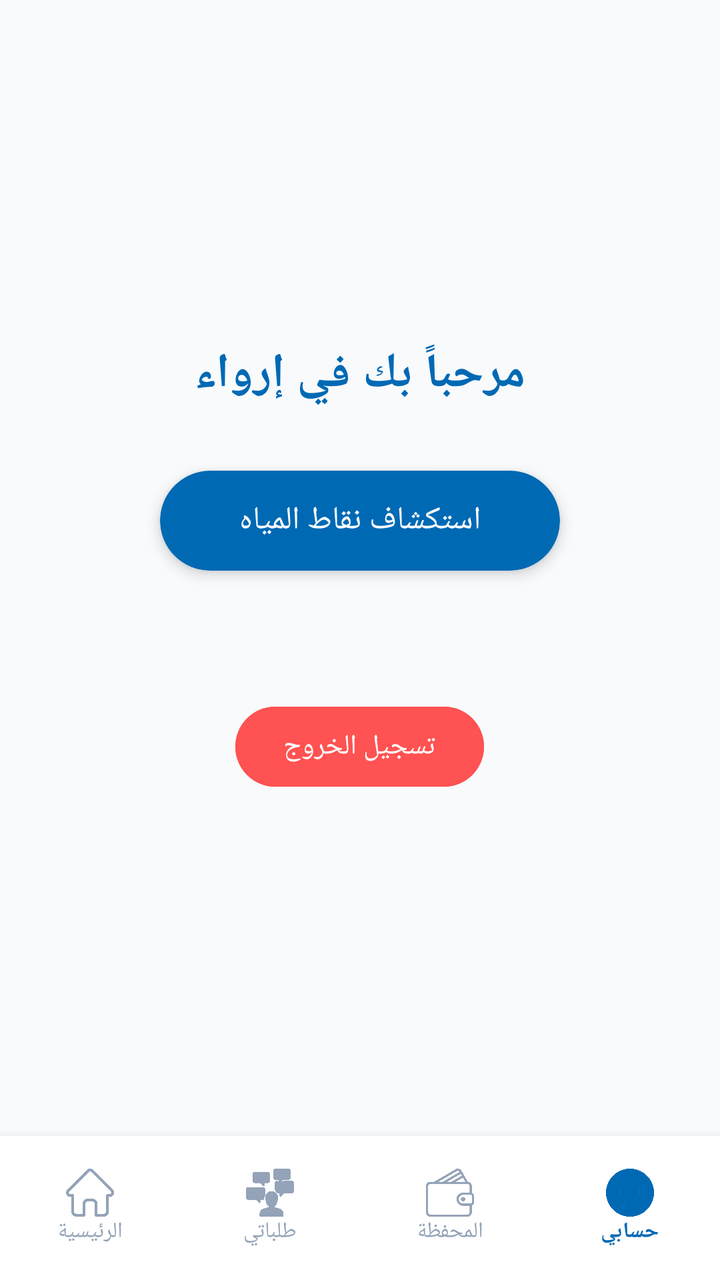
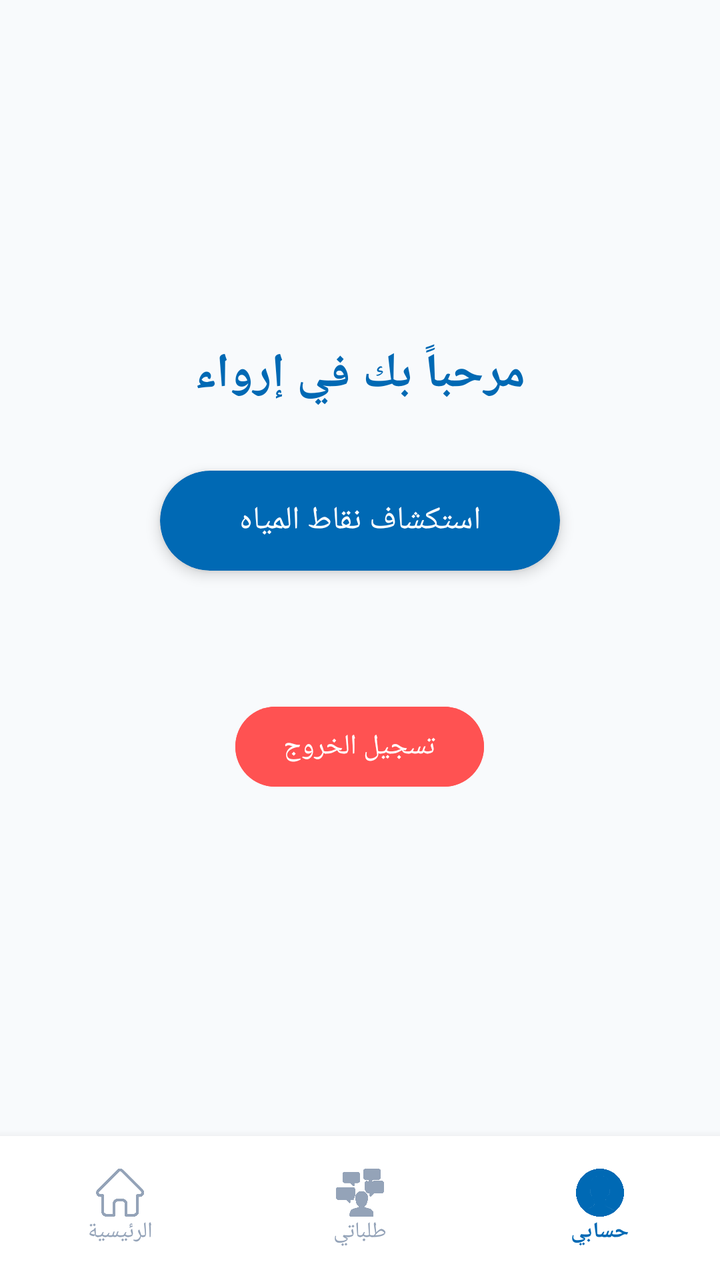

An Android layout rendered at two revisions. The XML below is the earlier revision; the diff shows what the commit changed to produce the second picture.
<!-- AndroidManifest.xml: application theme Theme.GraduationProject -->
<!-- res/layout/activity_home.xml -->
<?xml version="1.0" encoding="utf-8"?>
<androidx.constraintlayout.widget.ConstraintLayout xmlns:android="http://schemas.android.com/apk/res/android"
    xmlns:app="http://schemas.android.com/apk/res-auto"
    android:layout_width="match_parent"
    android:layout_height="match_parent"
    android:background="#F8FAFC"
    android:layoutDirection="rtl">

    <LinearLayout
        android:layout_width="match_parent"
        android:layout_height="0dp"
        android:orientation="vertical"
        android:gravity="center"
        app:layout_constraintTop_toTopOf="parent"
        app:layout_constraintBottom_toTopOf="@id/bottomNavHome">

        <TextView
            android:id="@+id/tvWelcome"
            android:layout_width="wrap_content"
            android:layout_height="wrap_content"
            android:text="مرحباً بك في إرواء"
            android:textColor="#0069B4"
            android:textSize="24sp"
            android:textStyle="bold" />

        <androidx.cardview.widget.CardView
            android:id="@+id/btnOpenMap"
            android:layout_width="200dp"
            android:layout_height="50dp"
            android:layout_marginTop="32dp"
            app:cardCornerRadius="25dp"
            app:cardBackgroundColor="#0069B4"
            app:cardElevation="4dp">
            <TextView
                android:layout_width="wrap_content"
                android:layout_height="wrap_content"
                android:text="استكشاف نقاط المياه"
                android:textColor="#FFFFFF"
                android:layout_gravity="center"
                android:textSize="16sp" />
        </androidx.cardview.widget.CardView>

        <Button
            android:id="@+id/btnLogout"
            android:layout_width="wrap_content"
            android:layout_height="wrap_content"
            android:layout_marginTop="64dp"
            android:text="تسجيل الخروج"
            android:backgroundTint="#FF5252"
            android:textColor="#FFFFFF" />

    </LinearLayout>

    <LinearLayout
        android:id="@+id/bottomNavHome"
        android:layout_width="match_parent"
        android:layout_height="72dp"
        android:background="#FFFFFF"
        android:orientation="horizontal"
        android:gravity="center"
        app:layout_constraintBottom_toBottomOf="parent"
        android:elevation="8dp">

        <LinearLayout
            android:id="@+id/navProfile"
            android:layout_width="0dp"
            android:layout_height="wrap_content"
            android:layout_weight="1"
            android:orientation="vertical"
            android:clickable="true"
            android:focusable="true"
            android:gravity="center">
            <ImageView
                android:layout_width="24dp"
                android:layout_height="24dp"
                android:src="@drawable/user"
                app:tint="#0069B4" />
            <TextView android:layout_width="wrap_content"
                android:layout_height="wrap_content"
                android:text="حسابي"
                android:textColor="#0069B4"
                android:textSize="11sp"
                android:textStyle="bold" />
        </LinearLayout>

        <LinearLayout
            android:id="@+id/navWallet"
            android:layout_width="0dp"
            android:layout_height="wrap_content"
            android:layout_weight="1"
            android:orientation="vertical"
            android:clickable="true"
            android:focusable="true"
            android:gravity="center">
            <ImageView
                android:layout_width="24dp"
                android:layout_height="24dp"
                android:src="@drawable/wallet"
                app:tint="#94A3B8" />
            <TextView android:layout_width="wrap_content" android:layout_height="wrap_content" android:text="المحفظة" android:textColor="#94A3B8" android:textSize="11sp" />
        </LinearLayout>

        <LinearLayout
            android:id="@+id/navOrders"
            android:layout_width="0dp"
            android:layout_height="wrap_content"
            android:layout_weight="1"
            android:orientation="vertical"
            android:clickable="true"
            android:focusable="true"
            android:gravity="center">
            <ImageView
                android:layout_width="24dp"
                android:layout_height="24dp"
                android:src="@drawable/personal"
                app:tint="#94A3B8" />
            <TextView
                android:layout_width="wrap_content"
                android:layout_height="wrap_content"
                android:text="طلباتي"
                android:textColor="#94A3B8"
                android:textSize="11sp" />
        </LinearLayout>

        <LinearLayout
            android:id="@+id/navHome"
            android:layout_width="0dp"
            android:layout_height="wrap_content"
            android:layout_weight="1"
            android:orientation="vertical"
            android:clickable="true"
            android:focusable="true"
            android:gravity="center">
            <ImageView
                android:layout_width="24dp"
                android:layout_height="24dp"
                android:src="@drawable/home"
                app:tint="#94A3B8" />
            <TextView android:layout_width="wrap_content"
                android:layout_height="wrap_content"
                android:text="الرئيسية"
                android:textColor="#94A3B8"
                android:textSize="11sp" />
        </LinearLayout>

    </LinearLayout>

</androidx.constraintlayout.widget.ConstraintLayout>
<!-- resources referenced by this layout -->
<resources>
  <!-- drawable home: png bitmap (drawable, 8020 bytes) -->
  <!-- drawable personal: png bitmap (drawable, 20543 bytes) -->
  <!-- drawable user: png bitmap (drawable, 19440 bytes) -->
  <!-- drawable wallet: png bitmap (drawable, 15785 bytes) -->
  <style name="Theme.GraduationProject" parent="Base.Theme.GraduationProject" />
  <style name="Base.Theme.GraduationProject" parent="Theme.Material3.DayNight.NoActionBar">
          
          
      </style>
</resources>

<!-- the commit's change to res/layout/activity_home.xml (unified diff, before → after) -->
@@ -84,23 +84,6 @@
         </LinearLayout>
 
         <LinearLayout
-            android:id="@+id/navWallet"
-            android:layout_width="0dp"
-            android:layout_height="wrap_content"
-            android:layout_weight="1"
-            android:orientation="vertical"
-            android:clickable="true"
-            android:focusable="true"
-            android:gravity="center">
-            <ImageView
-                android:layout_width="24dp"
-                android:layout_height="24dp"
-                android:src="@drawable/wallet"
-                app:tint="#94A3B8" />
-            <TextView android:layout_width="wrap_content" android:layout_height="wrap_content" android:text="المحفظة" android:textColor="#94A3B8" android:textSize="11sp" />
-        </LinearLayout>
-
-        <LinearLayout
             android:id="@+id/navOrders"
             android:layout_width="0dp"
             android:layout_height="wrap_content"
<!-- resource entries referenced after the edit -->
@@ -3,7 +3,6 @@
   <!-- drawable home: png bitmap (drawable, 8020 bytes) -->
   <!-- drawable personal: png bitmap (drawable, 20543 bytes) -->
   <!-- drawable user: png bitmap (drawable, 19440 bytes) -->
-  <!-- drawable wallet: png bitmap (drawable, 15785 bytes) -->
   <style name="Theme.GraduationProject" parent="Base.Theme.GraduationProject" />
   <style name="Base.Theme.GraduationProject" parent="Theme.Material3.DayNight.NoActionBar">
           
